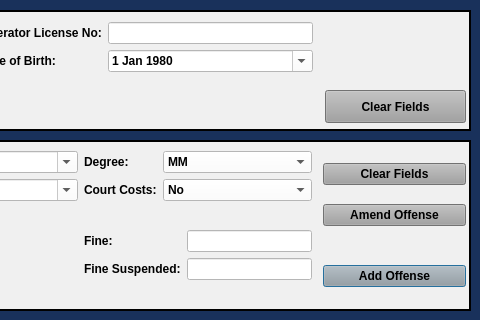
Old version of the form resources/ui/TrafficCaseInformationDialog.ui in the repository HunterProgram22/MuniEntry; both pictures show x 520 to 1000 and y 0 to 320 of the 1000 by 842 pixel window.
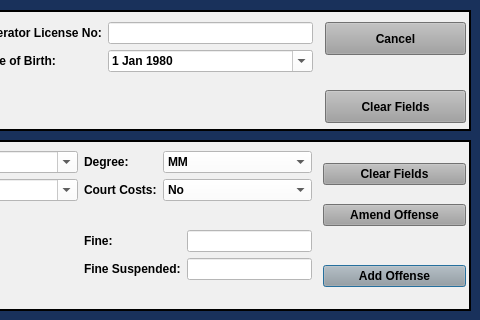
New version of the form.

Diff of the .ui file:
```diff
--- a/resources/ui/TrafficCaseInformationDialog.ui
+++ b/resources/ui/TrafficCaseInformationDialog.ui
@@ -922,6 +922,25 @@
      </item>
     </layout>
    </widget>
+   <widget class="QPushButton" name="cancelButton">
+    <property name="geometry">
+     <rect>
+      <x>835</x>
+      <y>12</y>
+      <width>141</width>
+      <height>33</height>
+     </rect>
+    </property>
+    <property name="focusPolicy">
+     <enum>Qt::NoFocus</enum>
+    </property>
+    <property name="styleSheet">
+     <string notr="true">background-color: rgb(160, 160, 160);</string>
+    </property>
+    <property name="text">
+     <string>Cancel</string>
+    </property>
+   </widget>
   </widget>
   <widget class="QFrame" name="frame_4">
    <property name="geometry">
```
Left out of the diff: 16 changed lines with no effect on the pictures.
